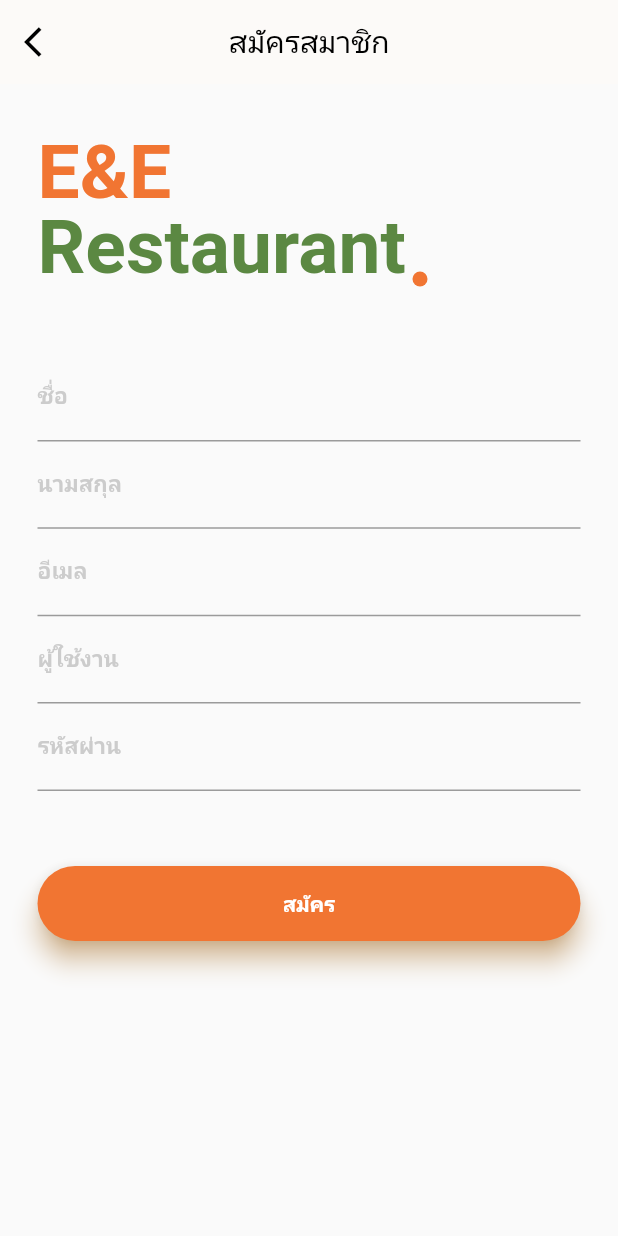
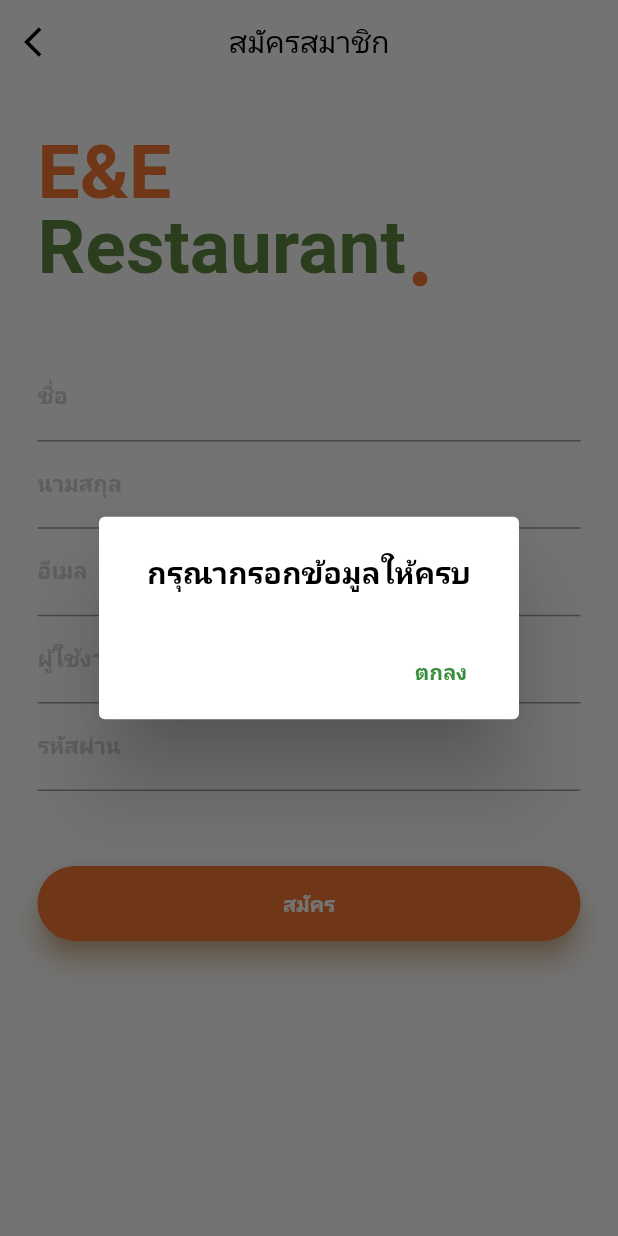
Before and after one commit to Tawan00/restaurant_project, a Flutter app: the SignIn screen opened directly, after a tap on "สมัคร", on a phone screen of 412 x 824 dp. Run offline on Flutter 3.47's test engine with Material 2 defaults, Android fonts, the light colour scheme and no system bars; our stand-ins replace date_format, dio, flutter_rating_bar, google_fonts, image_picker, lite_rolling_switch and 1 more; missing offline and left inert: flutter_launcher_icons, image_utils_class; accounts and stored records are empty; network calls fail; Roboto replaces fonts that are missing (Kanit, Prompt, Trueno).

Commit message:
edit user signin

```diff
--- a/lib/Register/Signin.dart
+++ b/lib/Register/Signin.dart
@@ -20,19 +20,23 @@ class SignIn extends StatefulWidget {
 class _SignInState extends State<SignIn> {
   TextEditingController nameController = TextEditingController();
   TextEditingController snameController = TextEditingController();
+  TextEditingController imgController = TextEditingController();
   TextEditingController userController = TextEditingController();
   TextEditingController passwordController = TextEditingController();
   TextEditingController emailController = TextEditingController();
+  String BaseNoImage =
+      "http://itoknode.comsciproject.com/images/users/BaseNoImage.png";
   Color greenColor = Color(0xFF5B8842);
   Color orangeColor = Color(0xFFF17532);
   TkAddModel tkaddmodel;
-  Future<TkAddModel> registers(String acc_name, String acc_sname,
+  Future<TkAddModel> registers(String acc_name, String acc_sname, String acc_img,
       String acc_email, String acc_user, String acc_pass) async {
     final String url =
         "http://itoknode@itoknode.comsciproject.com/register/regis";
     final response = await http.post(Uri.parse(url), body: {
       "acc_name": acc_name,
       "acc_sname": acc_sname,
+      "acc_img" : acc_img,
       "acc_email": acc_email,
       "acc_user": acc_user,
       "acc_pass": acc_pass
@@ -45,6 +49,40 @@ class _SignInState extends State<SignIn> {
       return null;
     }
   }
+
+
+  @override
+  Widget build(BuildContext context) {
+    return Scaffold(
+      appBar: AppBar(
+        backgroundColor: Color(0xFFFCFAF8),
+        elevation: 0,
+        centerTitle: true,
+        title: Text(
+          "สมัครสมาชิก",
+          style: GoogleFonts.prompt(textStyle: TextStyle(color: Colors.black)),
+        ),
+        leading: IconButton(
+          icon: Icon(
+            Icons.arrow_back_ios,
+            color: Colors.black,
+          ),
+          onPressed: () {
+            Navigator.of(context)
+                .push(MaterialPageRoute(builder: (context) => Login()));
+          },
+        ),
+      ),
+      body: Container(
+        height: MediaQuery.of(context).size.height,
+        width: MediaQuery.of(context).size.width,
+        child: Form(
+          child: _buildLoginForm(),
+        ),
+      ),
+    );
+  }
+
 
   _buildLoginForm() {
     return Padding(
@@ -157,21 +195,24 @@ class _SignInState extends State<SignIn> {
           SizedBox(height: 50.0),
           GestureDetector(
             onTap: () async {
-              if (userController.text != "" && passwordController != "") {
+              imgController.text = BaseNoImage;
+              if (userController.text.isNotEmpty && passwordController.text.isNotEmpty && nameController.text.isNotEmpty &&snameController.text.isNotEmpty && emailController.text.isNotEmpty) {
                 final TkAddModel Register = await registers(
                   nameController.text,
                   snameController.text,
+                  imgController.text,
                   emailController.text,
                   userController.text,
                   passwordController.text,
                 );
-
                 if (Register.message == "Success") {
                   Navigator.of(context)
                       .push(MaterialPageRoute(builder: (context) => Login()));
                 } else {
-                  print("register message:" + Register.message);
+                  showCheckUserAgainDialog(context);
                 }
+              }else{
+                showEnterAllDialog(context);
               }
             },
             child: Container(
@@ -198,35 +239,61 @@ class _SignInState extends State<SignIn> {
     );
   }
 
-  @override
-  Widget build(BuildContext context) {
-    return Scaffold(
-      appBar: AppBar(
-        backgroundColor: Color(0xFFFCFAF8),
-        elevation: 0,
-        centerTitle: true,
-        title: Text(
-          "สมัครสมาชิก",
-          style: GoogleFonts.prompt(textStyle: TextStyle(color: Colors.black)),
-        ),
-        leading: IconButton(
-          icon: Icon(
-            Icons.arrow_back_ios,
-            color: Colors.black,
+  Future showEnterAllDialog(BuildContext context) => showDialog(
+    context: context,
+    barrierDismissible: false,
+    builder: (context) => AlertDialog(
+      title: Center(
+          child: Text(
+            'กรุณากรอกข้อมูลให้ครบ',
+            style: GoogleFonts.kanit(
+                textStyle: TextStyle(
+                    color: Colors.black, fontWeight: FontWeight.w600)),
+          )),
+      actions: [
+        FlatButton(
+          child: Text(
+            'ตกลง',
+            style: GoogleFonts.kanit(
+                textStyle: TextStyle(
+                  color: Colors.green[700],
+                  fontWeight: FontWeight.w600,
+                )),
           ),
-          onPressed: () {
-            Navigator.of(context)
-                .push(MaterialPageRoute(builder: (context) => Login()));
+          onPressed: () async {
+            Navigator.pop(context);
           },
-        ),
-      ),
-      body: Container(
-        height: MediaQuery.of(context).size.height,
-        width: MediaQuery.of(context).size.width,
-        child: Form(
-          child: _buildLoginForm(),
-        ),
-      ),
-    );
-  }
+        )
+      ],
+    ),
+  );
+
+  Future showCheckUserAgainDialog(BuildContext context) => showDialog(
+    context: context,
+    barrierDismissible: false,
+    builder: (context) => AlertDialog(
+      title: Center(
+          child: Text(
+            'มีผู้ใช้งานนี้แล้ว กรุณากรอกใหม่อีกครั้ง',
+            style: GoogleFonts.kanit(
+                textStyle: TextStyle(
+                    color: Colors.black, fontWeight: FontWeight.w600)),
+          )),
+      actions: [
+        FlatButton(
+          child: Text(
+            'ตกลง',
+            style: GoogleFonts.kanit(
+                textStyle: TextStyle(
+                  color: Colors.green[700],
+                  fontWeight: FontWeight.w600,
+                )),
+          ),
+          onPressed: () async {
+            Navigator.pop(context);
+          },
+        )
+      ],
+    ),
+  );
 }
```
